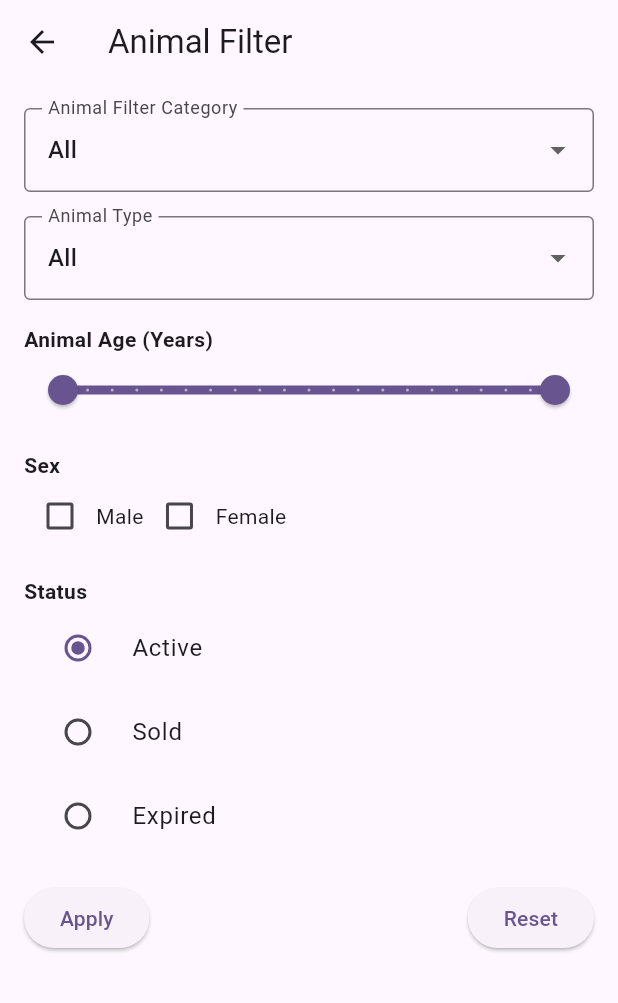
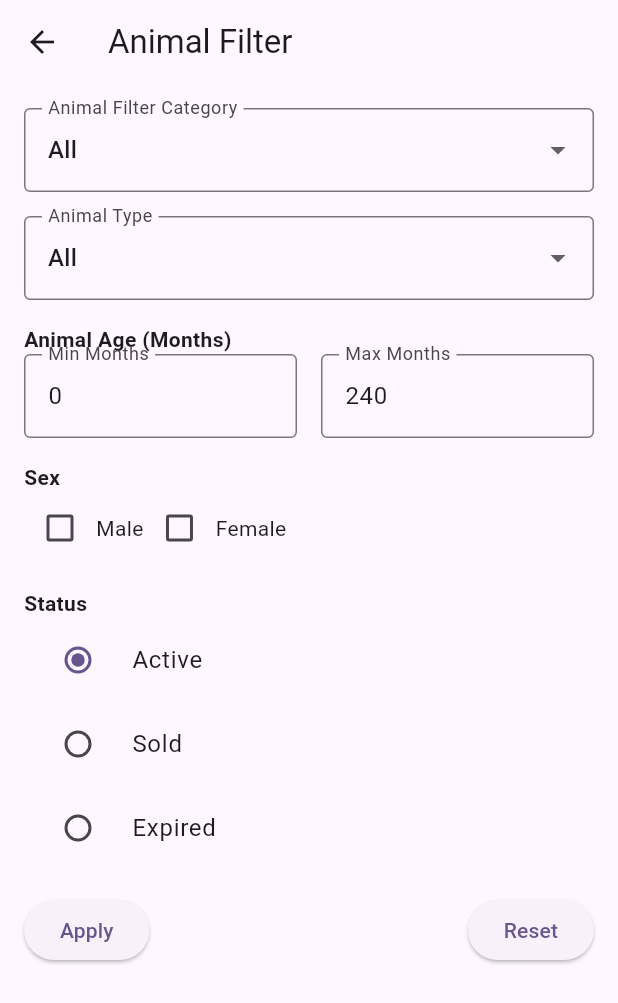
Before and after one commit to khuram2025/cfarm_flutter_new, a Flutter app: the AnimalListMobilePage screen opened by its route, after a tap on "Filter", on a phone screen of 412 x 824 dp. Shown: the top 1003 px of the screen. Run offline on Flutter 3.47's test engine with Material 3 defaults, Android fonts, the phone set to English and light mode, and no system bars; our stand-ins replace font_awesome_flutter, image_picker, shared_preferences; accounts and stored records are empty; network calls fail.

Commit message:
Animal Filter working with months

```diff
--- a/lib/dairy/animalFilterScreen.dart
+++ b/lib/dairy/animalFilterScreen.dart
@@ -17,7 +17,8 @@ class AnimalFilterPage extends StatefulWidget {
 class _AnimalFilterPageState extends State<AnimalFilterPage> {
   String _selectedCategory = 'All';
   String _selectedType = 'All';
-  RangeValues _ageRange = const RangeValues(0, 20);
+  int _minMonths = 0;
+  int _maxMonths = 240; // 20 years in months
   bool _isMale = false;
   bool _isFemale = false;
   String _selectedStatus = 'active';
@@ -72,13 +73,18 @@ class _AnimalFilterPageState extends State<AnimalFilterPage> {
     Map<String, dynamic> filters = {
       'category': _selectedCategory,
       'type': _selectedType,
-      'ageRange': _ageRange,
-      'sex': {
-        'male': _isMale,
-        'female': _isFemale,
-      },
+      'minMonths': _minMonths,
+      'maxMonths': _maxMonths,
+      'sex': _isMale && _isFemale
+          ? 'both'
+          : _isMale
+          ? 'male'
+          : _isFemale
+          ? 'female'
+          : '',
       'status': _selectedStatus,
     };
+    print('Applying filters: $filters');  // Add this print statement for debugging
     widget.onApplyFilter(filters);
     Navigator.pop(context);
   }
@@ -131,24 +137,45 @@ class _AnimalFilterPageState extends State<AnimalFilterPage> {
               },
             ),
             SizedBox(height: 16),
+            // Animal Age Filter in Months
             Column(
               crossAxisAlignment: CrossAxisAlignment.start,
               children: [
-                Text('Animal Age (Years)', style: TextStyle(fontWeight: FontWeight.bold)),
-                RangeSlider(
-                  values: _ageRange,
-                  min: 0,
-                  max: 20,
-                  divisions: 20,
-                  labels: RangeLabels(
-                    '${_ageRange.start.round()}',
-                    '${_ageRange.end.round()}',
-                  ),
-                  onChanged: (RangeValues values) {
-                    setState(() {
-                      _ageRange = values;
-                    });
-                  },
+                Text('Animal Age (Months)', style: TextStyle(fontWeight: FontWeight.bold)),
+                Row(
+                  children: [
+                    Expanded(
+                      child: TextFormField(
+                        initialValue: _minMonths.toString(),
+                        decoration: InputDecoration(
+                          labelText: 'Min Months',
+                          border: OutlineInputBorder(),
+                        ),
+                        keyboardType: TextInputType.number,
+                        onChanged: (value) {
+                          setState(() {
+                            _minMonths = int.parse(value);
+                          });
+                        },
+                      ),
+                    ),
+                    SizedBox(width: 16),
+                    Expanded(
+                      child: TextFormField(
+                        initialValue: _maxMonths.toString(),
+                        decoration: InputDecoration(
+                          labelText: 'Max Months',
+                          border: OutlineInputBorder(),
+                        ),
+                        keyboardType: TextInputType.number,
+                        onChanged: (value) {
+                          setState(() {
+                            _maxMonths = int.parse(value);
+                          });
+                        },
+                      ),
+                    ),
+                  ],
                 ),
               ],
             ),
@@ -225,7 +252,8 @@ class _AnimalFilterPageState extends State<AnimalFilterPage> {
                     setState(() {
                       _selectedCategory = 'All';
                       _selectedType = 'All';
-                      _ageRange = const RangeValues(0, 20);
+                      _minMonths = 0;
+                      _maxMonths = 240;
                       _isMale = false;
                       _isFemale = false;
                       _selectedStatus = 'active';
```
Also changed, not shown: lib/dairy/AnimalListPage.dart (+4 -3 lines).
